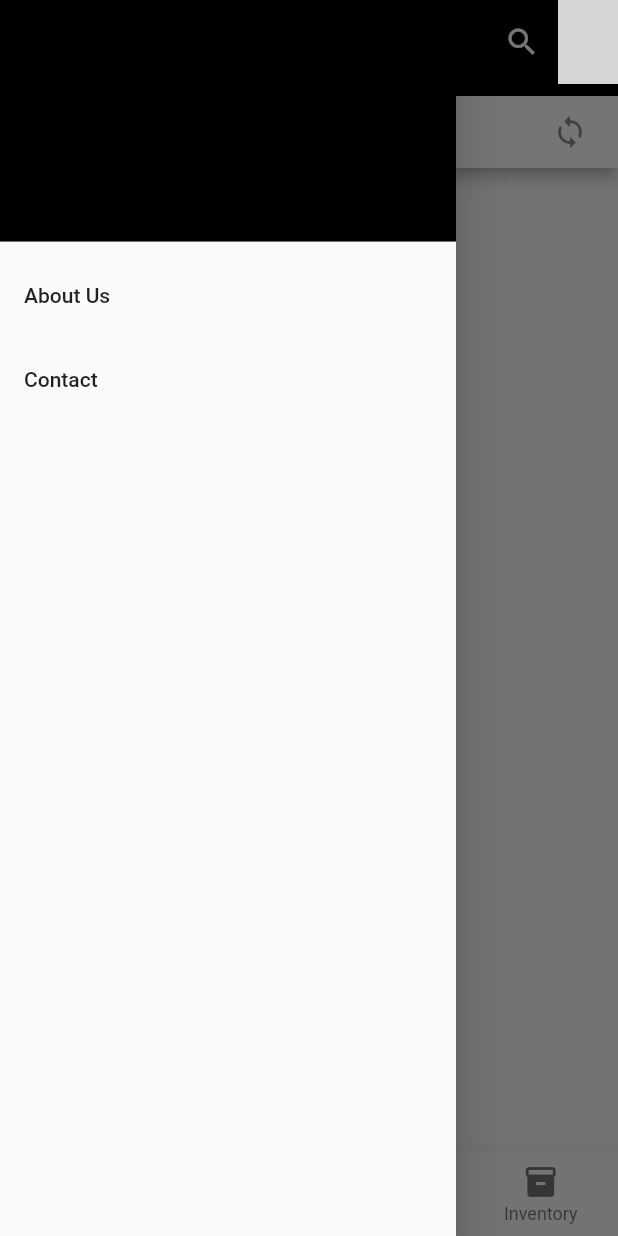
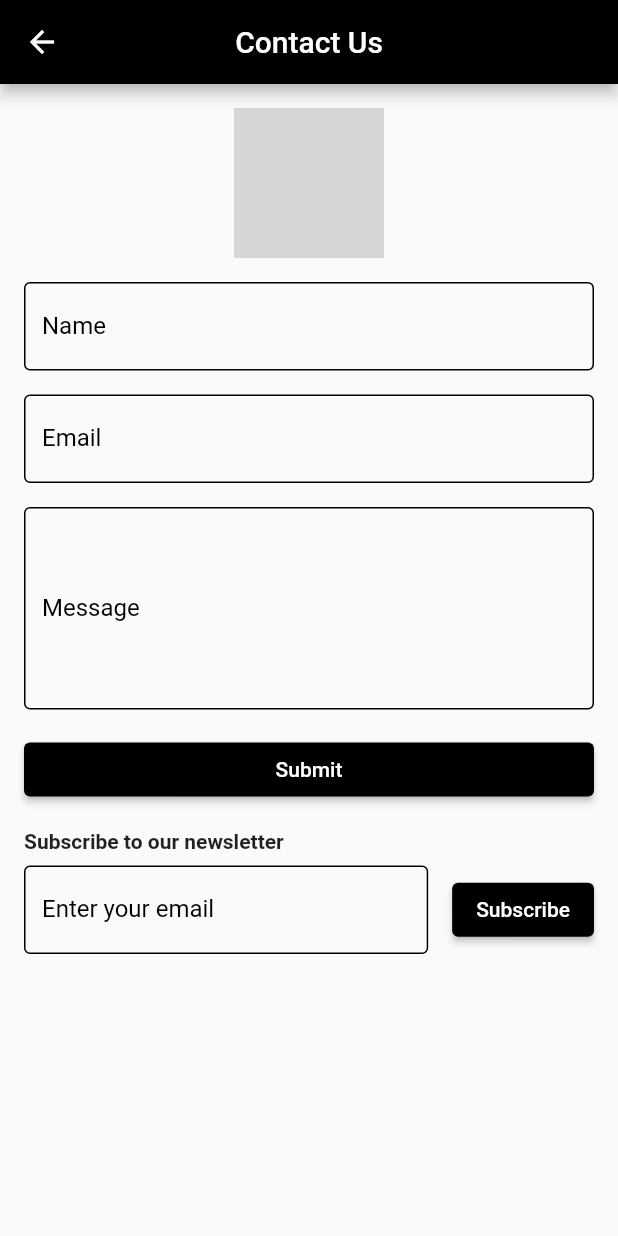
Before and after one commit to haithamzghida/GestionPro, a Flutter app: the MyHomePage screen opened directly, item 2 of the bottom bar chosen, in the side drawer, after a tap on "Contact", on a phone screen of 412 x 824 dp. Run offline on Flutter 3.47's test engine with Material 2 defaults, Android fonts, the phone set to English and light mode, and no system bars; our stand-ins replace carousel_slider, google_maps_flutter; network calls fail; grey boxes are pictures that could not be loaded.

Commit message:
7eme commit

```diff
--- /dev/null
+++ b/lib/contact.dart
@@ -0,0 +1,174 @@
+import 'package:flutter/material.dart';
+void main() {
+  runApp(MyApp());
+}
+class MyApp extends StatelessWidget {
+  @override
+  Widget build(BuildContext context) {
+    return MaterialApp(
+      home: ContactPage(),
+    );
+  }
+}
+class ContactPage extends StatefulWidget {
+  @override
+  _ContactPageState createState() => _ContactPageState();
+}
+class _ContactPageState extends State<ContactPage> {
+  final _formKey = GlobalKey<FormState>();
+  final _emailController = TextEditingController();
+  bool _subscribe = false;
+  @override
+  void dispose() {
+    _emailController.dispose();
+    super.dispose();
+  }
+  @override
+  Widget build(BuildContext context) {
+    return Scaffold(
+      appBar: AppBar(
+        leading: IconButton(
+          icon: Icon(Icons.arrow_back),
+          onPressed: () {
+            Navigator.pop(context);
+          },
+        ),
+        title: Text('Contact Us'),
+        centerTitle: true,
+        backgroundColor: Colors.black,
+      ),
+      body: Padding(
+        padding: EdgeInsets.all(16.0),
+        child: Form(
+          key: _formKey,
+          child: Column(
+            crossAxisAlignment: CrossAxisAlignment.stretch,
+            children: [
+              Container(
+                alignment: Alignment.center,
+                child: Image.asset(
+                  'assets/logo.png',
+                  height: 100,
+                ),
+              ),
+              SizedBox(height: 16.0),
+              TextFormField(
+                decoration: InputDecoration(
+                  labelText: 'Name',
+                  labelStyle: TextStyle(color: Colors.black),
+                  focusedBorder: OutlineInputBorder(
+                    borderSide: BorderSide(color: Colors.black),
+                  ),
+                  enabledBorder: OutlineInputBorder(
+                    borderSide: BorderSide(color: Colors.black),
+                  ),
+                ),
+                validator: (value) {
+                  if (value?.isEmpty ?? true) {
+                    return 'Please enter your name';
+                  }
+                  return null;
+                },
+              ),
+              SizedBox(height: 16.0),
+              TextFormField(
+                controller: _emailController,
+                decoration: InputDecoration(
+                  labelText: 'Email',
+                  labelStyle: TextStyle(color: Colors.black),
+                  focusedBorder: OutlineInputBorder(
+                    borderSide: BorderSide(color: Colors.black),
+                  ),
+                  enabledBorder: OutlineInputBorder(
+                    borderSide: BorderSide(color: Colors.black),
+                  ),
+                ),
+                validator: (value) {
+                  if (value?.isEmpty ?? true) {
+                    return 'Please enter your email';
+                  }
+                  return null;
+                },
+              ),
+              SizedBox(height: 16.0),
+              TextFormField(
+                decoration: InputDecoration(
+                  labelText: 'Message',
+                  labelStyle: TextStyle(color: Colors.black),
+                  focusedBorder: OutlineInputBorder(
+                    borderSide: BorderSide(color: Colors.black),
+                  ),
+                  enabledBorder: OutlineInputBorder(
+                    borderSide: BorderSide(color: Colors.black),
+                  ),
+                ),
+                maxLines: 5,
+                validator: (value) {
+                  if (value?.isEmpty ?? true) {
+                    return 'Please enter your message';
+                  }
+                  return null;
+                },
+              ),
+              SizedBox(height: 16.0),
+              ElevatedButton(
+                onPressed: () {
+                  if (_formKey.currentState?.validate() ?? false) {
+                    // Submit the form
+                    ScaffoldMessenger.of(context).showSnackBar(SnackBar(
+                      content: Text(
+                          'You can subscribe to the news to receive all discounts and news.'),
+                    ));
+                  }
+                },
+                child: Text('Submit'),
+                style: ElevatedButton.styleFrom(
+                  primary: Colors.black,
+                ),
+              ),
+              SizedBox(height: 16.0),
+              Text(
+                'Subscribe to our newsletter',
+                style: TextStyle(
+                  fontWeight: FontWeight.bold,
+                ),
+              ),
+              SizedBox(height: 8.0),
+              Row(
+                children: [
+                  Expanded(
+                    child: TextFormField(
+                      controller: _emailController,
+                      decoration: InputDecoration(
+                        labelText: 'Enter your email',
+                        labelStyle: TextStyle(color: Colors.black),
+                        focusedBorder: OutlineInputBorder(
+                          borderSide: BorderSide(color: Colors.black),
+                        ),
+                        enabledBorder: OutlineInputBorder(
+                          borderSide: BorderSide(color: Colors.black),
+                        ),
+                      ),
+                    ),
+                  ),
+                  SizedBox(width: 16.0),
+                  ElevatedButton(
+                    onPressed: () {
+                      if (_emailController.text.isNotEmpty) {
+                        // Send newsletter to email
+                      }
+                    },
+                    child: Text('Subscribe'),
+                    style: ElevatedButton.styleFrom(
+                      primary: Colors.black,
+                    ),
+                  ),
+                ],
+              ),
+            ],
+          ),
+        ),
+      ),
+    );
+  }
+}
--- a/lib/home_page.dart
+++ b/lib/home_page.dart
@@ -14,20 +14,16 @@ class MyHomePage extends StatefulWidget {
 class _MyHomePageState extends State<MyHomePage> {
   late int customerId = 0;
   int _selectedIndex = 0;
-  late CartPage _cartPage; // Declare a variable to hold the CartPage instance
-  // Add a new variable to hold the menu options
+  late CartPage _cartPage;
   List<String> _menuOptions = [
     'Profile',
     'Connection',
     'Registration',
-    'About Us',
-    'Contact'
   ];
   @override
   void initState() {
     super.initState();
     _cartPage = CartPage(customerId: customerId);
-    // Create the CartPage instance in initState()
   }
   static List<Widget> _widgetOptions = <Widget>[
     ProductCatalog(),
@@ -41,24 +37,15 @@ class _MyHomePageState extends State<MyHomePage> {
       _selectedIndex = index;
     });
   }
-  // Add a new method to handle the selection of menu options
   void _onMenuOptionSelected(String option) {
     switch (option) {
       case 'Profile':
-      // Navigate to the ProfilePage
         break;
       case 'Connection':
-        Navigator.pushNamed(context, '/login'); // Navigate to the LoginPage
+        Navigator.pushNamed(context, '/login');
         break;
       case 'Registration':
-        Navigator.pushNamed(context, '/registration'); // Navigate to the RegistrationPage
-        break;
-      case 'About Us':
-      // Show the AboutUsPage
-        Navigator.pushNamed(context, '/about');
-        break;
-      case 'Contact':
-      // Show the ContactPage
+        Navigator.pushNamed(context, '/registration');
         break;
     }
   }
@@ -70,7 +57,7 @@ class _MyHomePageState extends State<MyHomePage> {
       case 2:
         return CartPage(customerId: widget.customerId);
       case 3:
-        return InventoryPage(); // Add a case for index 3 to return the InventoryPage
+        return InventoryPage();
       default:
         return Container();
     }
@@ -87,7 +74,7 @@ class _MyHomePageState extends State<MyHomePage> {
             onPressed: () {},
           ),
           CircleAvatar(
-            backgroundImage: AssetImage('logo.png'),
+            backgroundImage: AssetImage('assets/logo.png'),
             child: PopupMenuButton<String>(
               onSelected: _onMenuOptionSelected,
               itemBuilder: (BuildContext context) {
@@ -121,28 +108,29 @@ class _MyHomePageState extends State<MyHomePage> {
           padding: EdgeInsets.zero,
           children: <Widget>[
             DrawerHeader(
-              child: Text('Menu'),
+              child: Image.asset('assets/vape.png'),
               decoration: BoxDecoration(
                 color: Colors.black,
               ),
             ),
             ListTile(
+              leading: Icon(Icons.info),
               title: Text('About Us'),
               onTap: () {
-                // Show the AboutUsPage
                 Navigator.pushNamed(context, '/about');
               },
             ),
             ListTile(
+              leading: Icon(Icons.contact_mail),
               title: Text('Contact'),
               onTap: () {
-                // Show the ContactPage
+                Navigator.pushNamed(context, '/contact');
               },
             ),
           ],
         ),
       ),
-      body: _getSelectedWidget(), // Use a helper function to determine the selected widget
+      body: _getSelectedWidget(),
       bottomNavigationBar: BottomNavigationBar(
         items: const <BottomNavigationBarItem>[
           BottomNavigationBarItem(
--- a/lib/main.dart
+++ b/lib/main.dart
@@ -8,6 +8,7 @@ import 'dart:math';
 import 'package:flutter/material.dart';
 import 'about.dart';
 import 'first.dart';
+import 'contact.dart';
 
 
 void main() {
@@ -19,7 +20,7 @@ class MyApp extends StatelessWidget {
   Widget build(BuildContext context) {
     return MaterialApp(
       title: 'The house coffee shop',
-      home: SplashScreenPage(),
+      home: First(),
       initialRoute: '/',
       routes: {
 
@@ -27,6 +28,7 @@ class MyApp extends StatelessWidget {
         '/registration' : (context) => RegistrationPage(),
         '/about' : (context) => AboutPage(),
         '/first' : (context) => First(),
+        '/contact' : (context) => ContactPage(),
       },
     );
   }
```
Also changed, not shown: lib/first.dart (+22 -4 lines).
